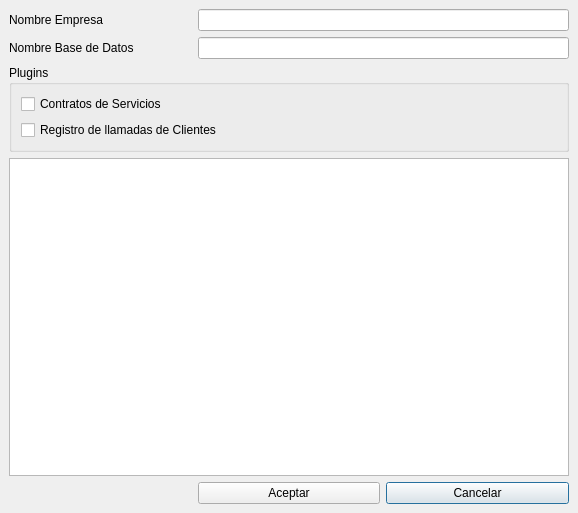
First picture: the form in bulmages/bulmasetup/nuevafacturacionbase.ui, repository eboladev/Bulmages-1, before the edit.
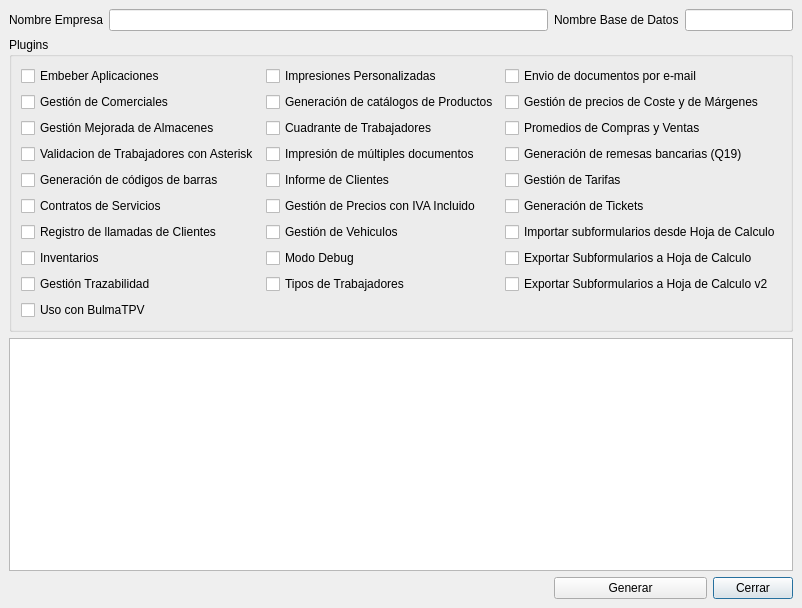
Second picture: the form after the edit. Icons and pictures are not drawn.

```diff
--- a/bulmages/bulmasetup/nuevafacturacionbase.ui
+++ b/bulmages/bulmasetup/nuevafacturacionbase.ui
@@ -5,8 +5,8 @@
    <rect>
     <x>0</x>
     <y>0</y>
-    <width>578</width>
-    <height>513</height>
+    <width>800</width>
+    <height>608</height>
    </rect>
   </property>
   <property name="sizePolicy" >
@@ -19,7 +19,7 @@
   </property>
   <property name="maximumSize" >
    <size>
-    <width>578</width>
+    <width>800</width>
     <height>608</height>
    </size>
   </property>
@@ -36,8 +36,58 @@
    <property name="spacing" >
     <number>6</number>
    </property>
-   <item row="2" column="0" colspan="3" >
+   <item row="0" column="3" colspan="2" >
+    <widget class="QLineEdit" name="mui_nomdb" />
+   </item>
+   <item row="0" column="2" >
+    <widget class="QLabel" name="label_2" >
+     <property name="text" >
+      <string>Nombre Base de Datos</string>
+     </property>
+     <property name="buddy" >
+      <cstring>mui_nomdb</cstring>
+     </property>
+    </widget>
+   </item>
+   <item row="0" column="1" >
+    <widget class="QLineEdit" name="mui_nomempresa" />
+   </item>
+   <item row="0" column="0" >
+    <widget class="QLabel" name="label" >
+     <property name="text" >
+      <string>Nombre Empresa</string>
+     </property>
+     <property name="buddy" >
+      <cstring>mui_nomempresa</cstring>
+     </property>
+    </widget>
+   </item>
+   <item row="3" column="4" >
+    <widget class="QPushButton" name="mui_cancelar" >
+     <property name="text" >
+      <string>Cerrar</string>
+     </property>
+    </widget>
+   </item>
+   <item row="2" column="0" colspan="5" >
+    <widget class="QTextBrowser" name="mui_textBrowser" />
+   </item>
+   <item row="1" column="0" colspan="5" >
     <widget class="QGroupBox" name="groupBox" >
+     <property name="sizePolicy" >
+      <sizepolicy>
+       <hsizetype>7</hsizetype>
+       <vsizetype>7</vsizetype>
+       <horstretch>0</horstretch>
+       <verstretch>0</verstretch>
+      </sizepolicy>
+     </property>
+     <property name="sizeIncrement" >
+      <size>
+       <width>1</width>
+       <height>1</height>
+      </size>
+     </property>
      <property name="title" >
       <string>Plugins</string>
      </property>
@@ -48,66 +98,212 @@
       <property name="spacing" >
        <number>6</number>
       </property>
-      <item row="1" column="0" >
+      <item row="8" column="1" >
+       <widget class="QCheckBox" name="mui_llamadas_19" >
+        <property name="text" >
+         <string>Tipos de Trabajadores</string>
+        </property>
+       </widget>
+      </item>
+      <item row="7" column="1" >
+       <widget class="QCheckBox" name="mui_llamadas_8" >
+        <property name="text" >
+         <string>Modo Debug</string>
+        </property>
+       </widget>
+      </item>
+      <item row="6" column="1" >
+       <widget class="QCheckBox" name="mui_llamadas_22" >
+        <property name="text" >
+         <string>Gestión de Vehiculos</string>
+        </property>
+       </widget>
+      </item>
+      <item row="3" column="0" >
+       <widget class="QCheckBox" name="mui_llamadas_4" >
+        <property name="text" >
+         <string>Validacion de Trabajadores con Asterisk</string>
+        </property>
+       </widget>
+      </item>
+      <item row="9" column="0" >
+       <widget class="QCheckBox" name="mui_llamadas_20" >
+        <property name="text" >
+         <string>Uso con BulmaTPV</string>
+        </property>
+       </widget>
+      </item>
+      <item row="8" column="0" >
+       <widget class="QCheckBox" name="mui_llamadas_21" >
+        <property name="text" >
+         <string>Gestión Trazabilidad</string>
+        </property>
+       </widget>
+      </item>
+      <item row="7" column="0" >
+       <widget class="QCheckBox" name="mui_llamadas_11" >
+        <property name="text" >
+         <string>Inventarios</string>
+        </property>
+       </widget>
+      </item>
+      <item row="6" column="0" >
        <widget class="QCheckBox" name="mui_llamadas" >
         <property name="text" >
          <string>Registro de llamadas de Clientes</string>
         </property>
        </widget>
       </item>
-      <item row="0" column="0" >
+      <item row="5" column="0" >
        <widget class="QCheckBox" name="mui_contratos" >
         <property name="text" >
          <string>Contratos de Servicios</string>
         </property>
        </widget>
       </item>
+      <item row="4" column="0" >
+       <widget class="QCheckBox" name="mui_llamadas_5" >
+        <property name="text" >
+         <string>Generación de códigos de barras</string>
+        </property>
+       </widget>
+      </item>
+      <item row="6" column="2" >
+       <widget class="QCheckBox" name="checkBox_7" >
+        <property name="text" >
+         <string>Importar subformularios desde Hoja de Calculo</string>
+        </property>
+       </widget>
+      </item>
+      <item row="8" column="2" >
+       <widget class="QCheckBox" name="checkBox_9" >
+        <property name="text" >
+         <string>Exportar Subformularios a Hoja de Calculo v2</string>
+        </property>
+       </widget>
+      </item>
+      <item row="7" column="2" >
+       <widget class="QCheckBox" name="checkBox_5" >
+        <property name="text" >
+         <string>Exportar Subformularios a Hoja de Calculo</string>
+        </property>
+       </widget>
+      </item>
+      <item row="5" column="2" >
+       <widget class="QCheckBox" name="mui_llamadas_18" >
+        <property name="text" >
+         <string>Generación de Tickets</string>
+        </property>
+       </widget>
+      </item>
+      <item row="3" column="2" >
+       <widget class="QCheckBox" name="mui_llamadas_16" >
+        <property name="text" >
+         <string>Generación de remesas bancarias (Q19)</string>
+        </property>
+       </widget>
+      </item>
+      <item row="4" column="2" >
+       <widget class="QCheckBox" name="mui_llamadas_17" >
+        <property name="text" >
+         <string>Gestión de Tarifas</string>
+        </property>
+       </widget>
+      </item>
+      <item row="2" column="2" >
+       <widget class="QCheckBox" name="mui_llamadas_15" >
+        <property name="text" >
+         <string>Promedios de Compras y Ventas</string>
+        </property>
+       </widget>
+      </item>
+      <item row="1" column="2" >
+       <widget class="QCheckBox" name="mui_llamadas_14" >
+        <property name="text" >
+         <string>Gestión de precios de Coste y de Márgenes</string>
+        </property>
+       </widget>
+      </item>
+      <item row="2" column="1" >
+       <widget class="QCheckBox" name="mui_llamadas_7" >
+        <property name="text" >
+         <string>Cuadrante de Trabajadores</string>
+        </property>
+       </widget>
+      </item>
+      <item row="5" column="1" >
+       <widget class="QCheckBox" name="mui_llamadas_12" >
+        <property name="text" >
+         <string>Gestión de Precios con IVA Incluido</string>
+        </property>
+       </widget>
+      </item>
+      <item row="4" column="1" >
+       <widget class="QCheckBox" name="mui_llamadas_10" >
+        <property name="text" >
+         <string>Informe de Clientes</string>
+        </property>
+       </widget>
+      </item>
+      <item row="3" column="1" >
+       <widget class="QCheckBox" name="mui_llamadas_9" >
+        <property name="text" >
+         <string>Impresión de múltiples documentos</string>
+        </property>
+       </widget>
+      </item>
+      <item row="0" column="2" >
+       <widget class="QCheckBox" name="mui_llamadas_13" >
+        <property name="text" >
+         <string>Envio de documentos por e-mail</string>
+        </property>
+       </widget>
+      </item>
+      <item row="1" column="1" >
+       <widget class="QCheckBox" name="mui_llamadas_6" >
+        <property name="text" >
+         <string>Generación de catálogos de Productos</string>
+        </property>
+       </widget>
+      </item>
+      <item row="2" column="0" >
+       <widget class="QCheckBox" name="mui_llamadas_3" >
+        <property name="text" >
+         <string>Gestión Mejorada de Almacenes</string>
+        </property>
+       </widget>
+      </item>
+      <item row="1" column="0" >
+       <widget class="QCheckBox" name="mui_llamadas_2" >
+        <property name="text" >
+         <string>Gestión de Comerciales</string>
+        </property>
+       </widget>
+      </item>
+      <item row="0" column="0" >
+       <widget class="QCheckBox" name="checkBox_6" >
+        <property name="text" >
+         <string>Embeber Aplicaciones</string>
+        </property>
+       </widget>
+      </item>
+      <item row="0" column="1" >
+       <widget class="QCheckBox" name="checkBox_8" >
+        <property name="text" >
+         <string>Impresiones Personalizadas</string>
+        </property>
+       </widget>
+      </item>
      </layout>
     </widget>
    </item>
-   <item row="1" column="1" colspan="2" >
-    <widget class="QLineEdit" name="mui_nomdb" />
-   </item>
-   <item row="1" column="0" >
-    <widget class="QLabel" name="label_2" >
-     <property name="text" >
-      <string>Nombre Base de Datos</string>
-     </property>
-     <property name="buddy" >
-      <cstring>mui_nomdb</cstring>
-     </property>
-    </widget>
-   </item>
-   <item row="0" column="0" >
-    <widget class="QLabel" name="label" >
-     <property name="text" >
-      <string>Nombre Empresa</string>
-     </property>
-     <property name="buddy" >
-      <cstring>mui_nomempresa</cstring>
-     </property>
-    </widget>
-   </item>
-   <item row="0" column="1" colspan="2" >
-    <widget class="QLineEdit" name="mui_nomempresa" />
-   </item>
-   <item row="4" column="2" >
-    <widget class="QPushButton" name="mui_cancelar" >
-     <property name="text" >
-      <string>Cancelar</string>
-     </property>
-    </widget>
-   </item>
-   <item row="4" column="1" >
+   <item row="3" column="2" colspan="2" >
     <widget class="QPushButton" name="mui_aceptar" >
      <property name="text" >
-      <string>Aceptar</string>
+      <string>Generar</string>
      </property>
     </widget>
    </item>
-   <item row="3" column="0" colspan="3" >
-    <widget class="QTextBrowser" name="mui_textBrowser" />
-   </item>
   </layout>
  </widget>
  <resources/>
```
